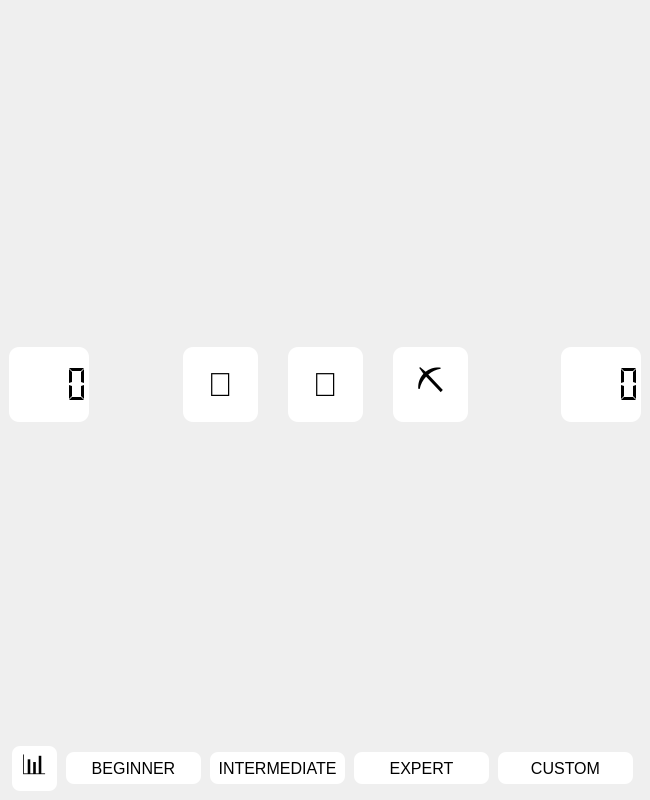
Before: the Qt Designer form minesweeper_ui.ui in rekin5320/minesweeper, drawn with Qt 5.
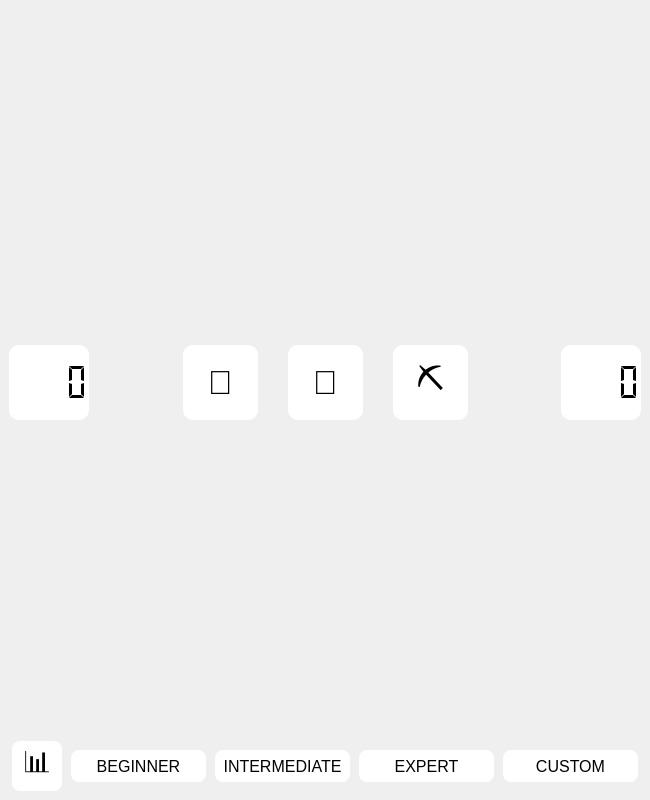
After: the same form once the commit is applied. Icons and pictures are not drawn.

Commit message: Increased size of statistics button

Diff of the .ui file:
```diff
--- a/minesweeper_ui.ui
+++ b/minesweeper_ui.ui
@@ -337,19 +337,19 @@
        <widget class="QPushButton" name="statisticsButton">
         <property name="minimumSize">
          <size>
-          <width>45</width>
-          <height>45</height>
+          <width>50</width>
+          <height>50</height>
          </size>
         </property>
         <property name="maximumSize">
          <size>
-          <width>45</width>
-          <height>45</height>
+          <width>50</width>
+          <height>50</height>
          </size>
         </property>
         <property name="font">
          <font>
-          <pointsize>20</pointsize>
+          <pointsize>22</pointsize>
          </font>
         </property>
         <property name="styleSheet">
```
The commit also changes 1 other file.
